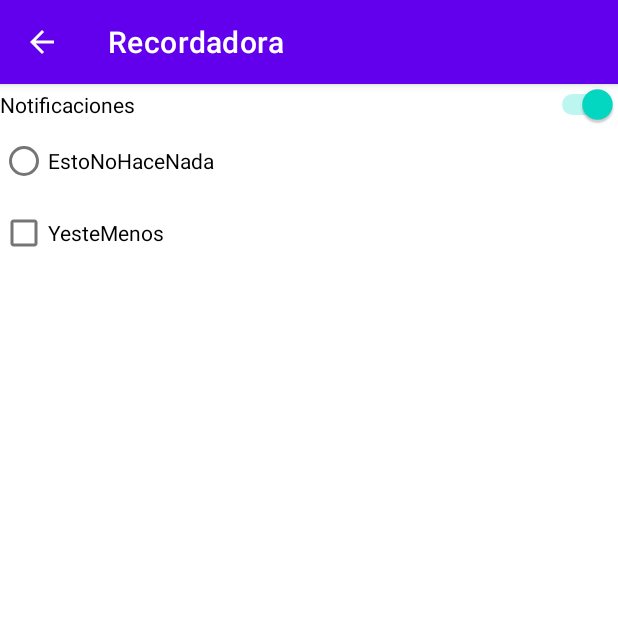
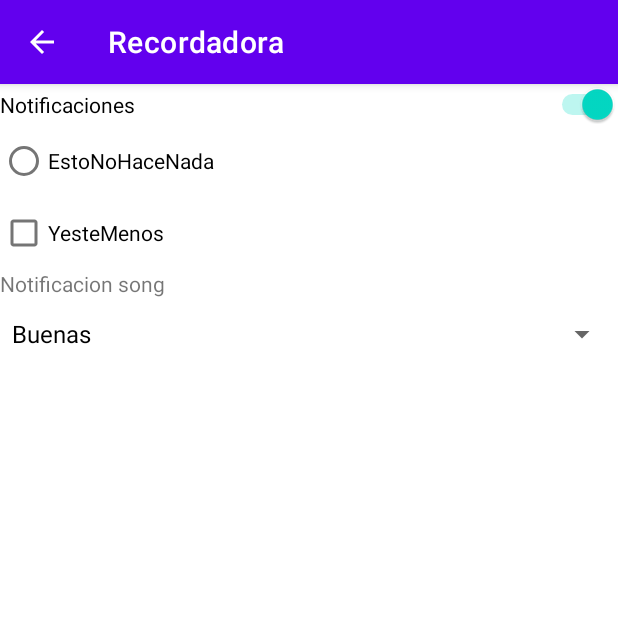
Before and after one commit to IgnacioRomang/Recordadora, an Android app: the Settings screen opened directly, with no data from a screen before it, on a phone screen of 412 x 824 dp, the top half of it. Run offline under Robolectric (Android 15) with nearby library versions, the phone set to English and light mode, and no system bars.

Commit message:
Agrege lo se las SharedPreferences, Agrege soniditos, solucion del bug con Settings y el docker

```diff
--- a/app/src/main/AndroidManifest.xml
+++ b/app/src/main/AndroidManifest.xml
@@ -30,6 +30,7 @@
             android:exported="true">
             <intent-filter>
                 <action android:name="com.example.tp3.RECORDATORIO" />
+                <action android:name="android.intent.action.BOOT_COMPLETED"/>
             </intent-filter>
         </receiver>
     </application>
--- a/app/src/main/java/com/example/recordadora/Settings.java
+++ b/app/src/main/java/com/example/recordadora/Settings.java
@@ -6,22 +6,31 @@ import android.support.annotation.NonNull;
 import android.support.v4.view.GravityCompat;
 import android.support.v7.app.AppCompatActivity;
 import android.os.Bundle;
+import android.support.v7.widget.RecyclerView;
 import android.view.MenuItem;
 import android.view.MotionEvent;
 import android.view.View;
+import android.widget.AdapterView;
+import android.widget.ArrayAdapter;
 import android.widget.CompoundButton;
+import android.widget.Spinner;
 import android.widget.Switch;
 
 public class Settings extends AppCompatActivity implements CompoundButton.OnCheckedChangeListener{
     private  SharedPreferences sharedPreferences;
     private static String NAME = "nevilleSettings";
     private Switch noti;
+    private Spinner song;
+    private ArrayAdapter<CharSequence> spnstring;
+    private SharedPreferences.Editor editor;
     @Override
     protected void onCreate(Bundle savedInstanceState) {
         super.onCreate(savedInstanceState);
         setContentView(R.layout.activity_settings);
         noti = findViewById(R.id.notific);
-
+        song = findViewById(R.id.spinner);
+        spnstring = ArrayAdapter.createFromResource(this, R.array.sonidos, R.layout.support_simple_spinner_dropdown_item);
+        song.setAdapter(spnstring);
         getSupportActionBar().setDisplayHomeAsUpEnabled(true);
         getSupportActionBar().setHomeButtonEnabled(true);
 
@@ -30,20 +39,39 @@ public class Settings extends AppCompatActivity implements CompoundButton.OnChec
             noti.setChecked(sharedPreferences.getBoolean("notif",true));
         }
         else{
-            SharedPreferences.Editor editor = sharedPreferences.edit();
+            editor = sharedPreferences.edit();
             noti.setChecked(true);
             editor.putBoolean("notif",true);
             editor.commit();
         }
+        if(sharedPreferences.contains("song")){
+            song.setSelection(sharedPreferences.getInt("song",1));
+        }
+        else{
+            editor = sharedPreferences.edit();
+            editor.putInt("song",0);
+            editor.commit();
+        }
         noti.setOnCheckedChangeListener(this);
+        song.setOnItemSelectedListener(new AdapterView.OnItemSelectedListener() {
+            @Override
+            public void onItemSelected(AdapterView<?> parent, View view, int position, long id) {
+                editor = sharedPreferences.edit();
+                editor.putInt("song",position);
+                editor.commit();
+            }
 
+            @Override
+            public void onNothingSelected(AdapterView<?> parent) {
+
+            }
+        });
     }
     @Override
     public boolean onOptionsItemSelected(@NonNull MenuItem item) {
         switch (item.getItemId()){
             case android.R.id.home:
-                Intent sett = new Intent(Settings.this,MainActivity.class);
-                startActivity(sett);
+                finish();
                 break;
         }
         return super.onOptionsItemSelected(item);
@@ -51,7 +79,7 @@ public class Settings extends AppCompatActivity implements CompoundButton.OnChec
 
     @Override
     public void onCheckedChanged(CompoundButton buttonView, boolean isChecked) {
-        SharedPreferences.Editor editor = sharedPreferences.edit();
+        editor = sharedPreferences.edit();
         editor.putBoolean("notif",isChecked);
         editor.commit();
     }
--- a/app/src/main/res/layout/activity_settings.xml
+++ b/app/src/main/res/layout/activity_settings.xml
@@ -30,4 +30,15 @@
         android:layout_height="wrap_content"
         android:text="YesteMenos" />
 
+    <TextView
+        android:id="@+id/textView3"
+        android:layout_width="match_parent"
+        android:layout_height="wrap_content"
+        android:text="@string/song_noti" />
+
+    <Spinner
+        android:id="@+id/spinner"
+        android:layout_width="match_parent"
+        android:layout_height="wrap_content" />
+
 </LinearLayout>
--- /dev/null
+++ b/app/src/main/res/values/array.xml
@@ -0,0 +1,15 @@
+<?xml version="1.0" encoding="utf-8"?>
+<resources>
+    <string-array
+        name="sonidos">
+        <item>Buenas</item>
+        <item>Chumba</item>
+        <item>Fiumba</item>
+        <item>besitos chau chau</item>
+        <item>Chinga wat</item>
+        <item>Perder la Fe</item>
+        <item>Maldita lisiada</item>
+        <item>sure</item>
+
+    </string-array>
+</resources>
--- a/app/src/main/res/values/strings.xml
+++ b/app/src/main/res/values/strings.xml
@@ -18,4 +18,6 @@
     <string name="drawer_O">Drawer open</string>
     <string name="drawer_C">Drawer close</string>
     <string name="add_msj_cositas"> No tiene ningun recordatorio</string>
+    <string name="song_noti">Notificacion song</string>
+    <string name="r_toast_save_ok">Su recordatorio ha sido debidamente recordada</string>
 </resources><!--  <string name=""></string> -->
```
Also changed, not shown: app/src/main/java/com/example/recordadora/MainActivity.java (+42 -19 lines), app/src/main/java/com/example/recordadora/RecordatorioDataSource.java (added, +18 -0 lines), app/src/main/java/com/example/recordadora/RecordatorioModel.java (+20 -0 lines), app/src/main/java/com/example/recordadora/RecordatorioPreferencesDataSource.java (added, +63 -0 lines), app/src/main/java/com/example/recordadora/RecordatorioReceiver.java (+35 -0 lines), app/src/main/java/com/example/recordadora/RecordatorioRepository.java (added, +36 -0 lines), 8 other files.
